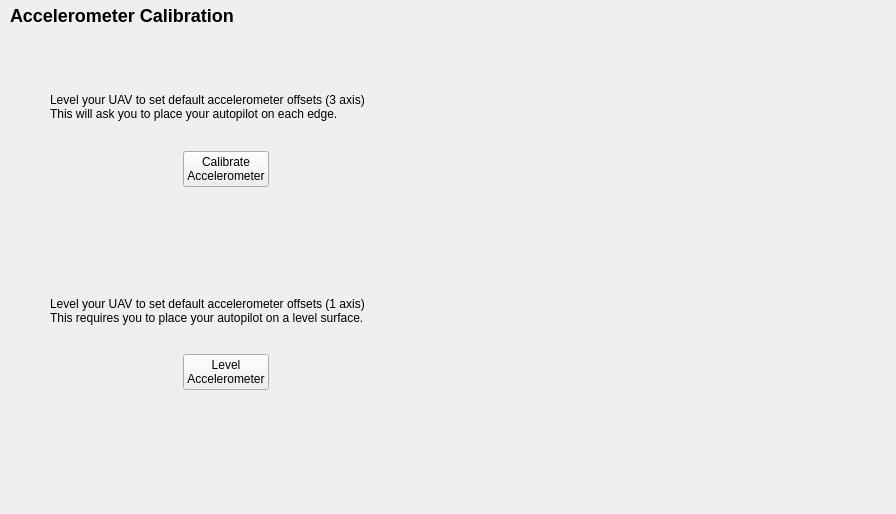
This is src/ui/configuration/AccelCalibrationConfig.ui in ArduPilot/apm_planner as Qt 5 draws it before an edit. The edited form follows.
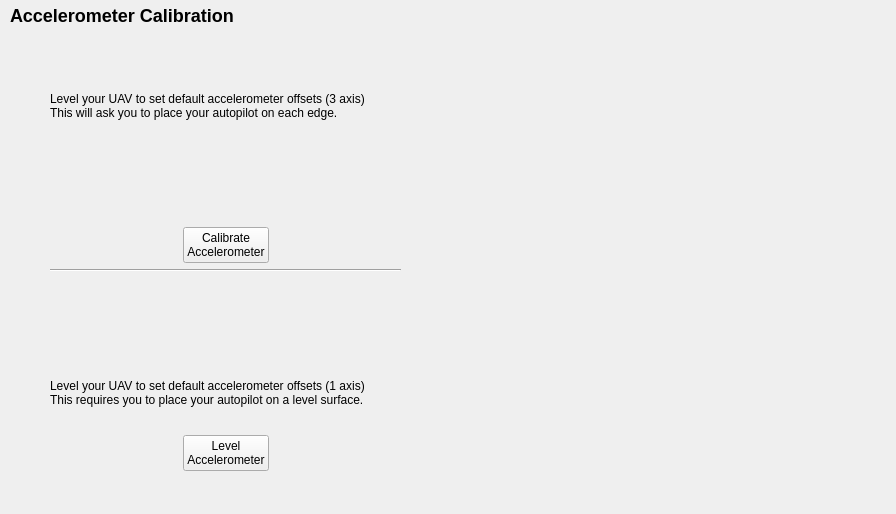
This is the edited form.

Commit message: Change for Accelerometer Calibration layout, and proper reading of "leveling" txt messages

```diff
--- a/src/ui/configuration/AccelCalibrationConfig.ui
+++ b/src/ui/configuration/AccelCalibrationConfig.ui
@@ -32,8 +32,8 @@
   <widget class="QLabel" name="apmGraphicLabel">
    <property name="geometry">
     <rect>
-     <x>390</x>
-     <y>100</y>
+     <x>440</x>
+     <y>80</y>
      <width>241</width>
      <height>201</height>
     </rect>
@@ -68,6 +68,13 @@
       </property>
      </widget>
     </item>
+    <item>
+     <widget class="QLabel" name="outputLabel">
+      <property name="text">
+       <string/>
+      </property>
+     </widget>
+    </item>
     <item>
      <layout class="QHBoxLayout" name="horizontalLayout">
       <item>
@@ -85,6 +92,12 @@
       </item>
       <item>
        <widget class="QPushButton" name="calibrateAccelButton">
+        <property name="minimumSize">
+         <size>
+          <width>75</width>
+          <height>35</height>
+         </size>
+        </property>
         <property name="text">
          <string>Calibrate
 Accelerometer</string>
@@ -107,7 +120,14 @@
      </layout>
     </item>
     <item>
-     <widget class="QLabel" name="outputLabel">
+     <widget class="Line" name="line">
+      <property name="orientation">
+       <enum>Qt::Horizontal</enum>
+      </property>
+     </widget>
+    </item>
+    <item>
+     <widget class="QLabel" name="levelOutputLabel">
       <property name="text">
        <string/>
       </property>
@@ -140,6 +160,12 @@
       </item>
       <item>
        <widget class="QPushButton" name="levelAccelButton">
+        <property name="minimumSize">
+         <size>
+          <width>75</width>
+          <height>35</height>
+         </size>
+        </property>
         <property name="text">
          <string>Level
 Accelerometer</string>
@@ -161,13 +187,6 @@
       </item>
      </layout>
     </item>
-    <item>
-     <widget class="QLabel" name="levelOutputLabel">
-      <property name="text">
-       <string/>
-      </property>
-     </widget>
-    </item>
    </layout>
   </widget>
  </widget>
```
The commit also changes 2 other files.
